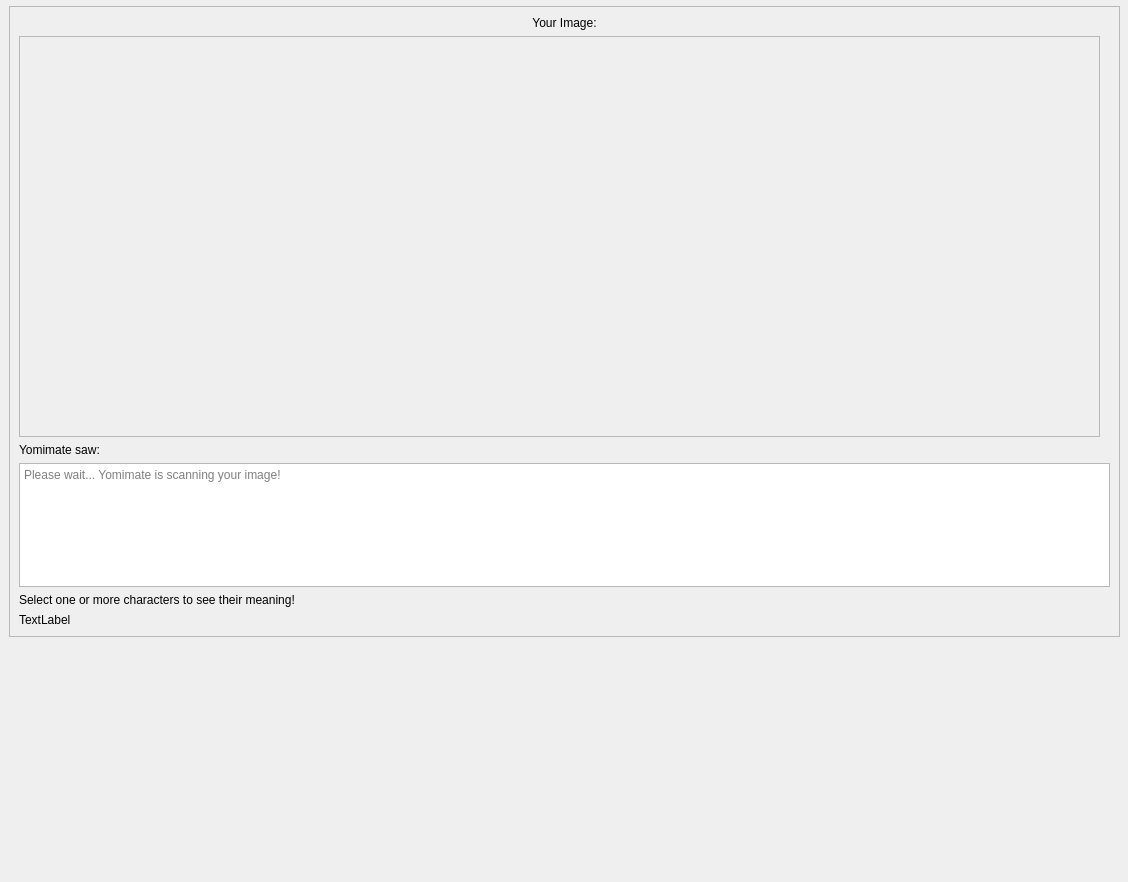
Before: the Qt Designer form templates/ocr.ui in siepenmaru/yomimate, drawn with Qt 5.
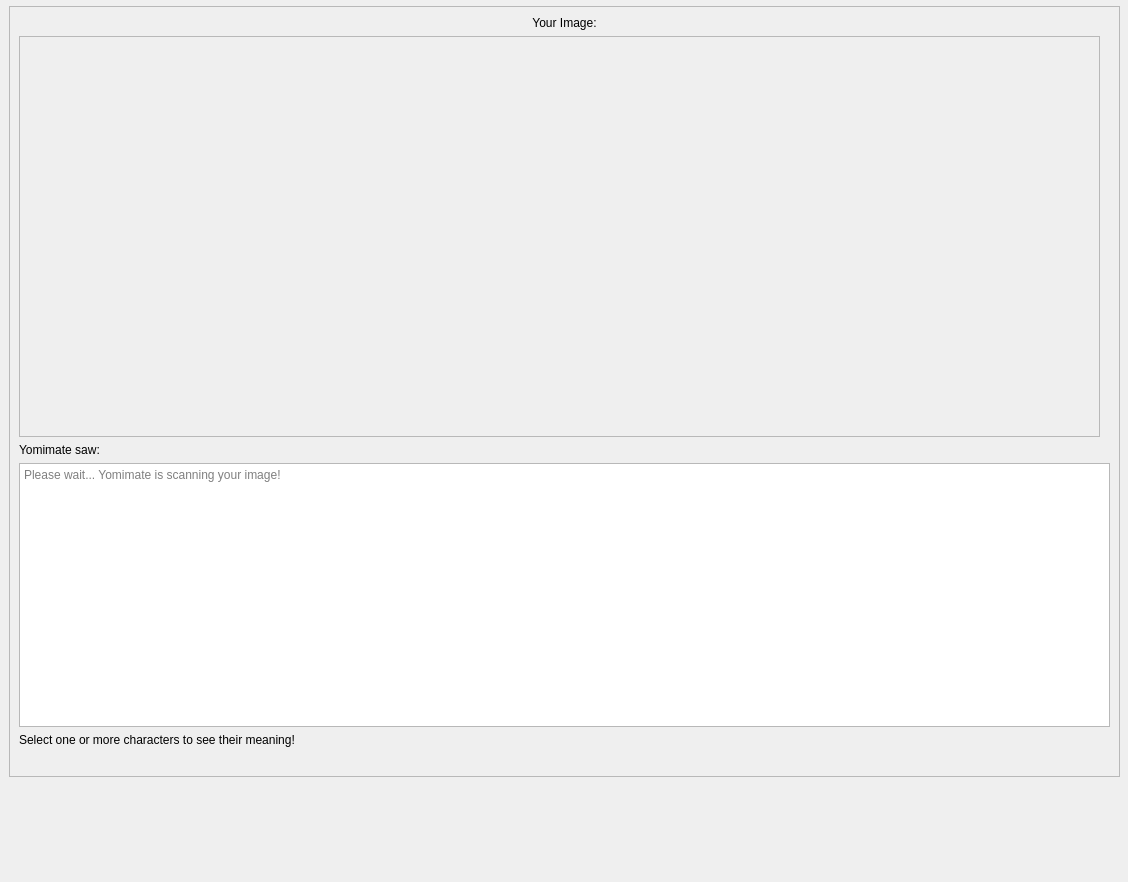
After: the same form once the commit is applied. Icons and pictures are not drawn.

Commit message: feat: display dictionary entries from selected text

Patch:
```diff
--- a/templates/ocr.ui
+++ b/templates/ocr.ui
@@ -19,7 +19,7 @@
      <x>9</x>
      <y>6</y>
      <width>1111</width>
-     <height>631</height>
+     <height>771</height>
     </rect>
    </property>
    <property name="sizePolicy">
@@ -43,7 +43,7 @@
       <x>0</x>
       <y>0</y>
       <width>1107</width>
-      <height>627</height>
+      <height>767</height>
      </rect>
     </property>
     <layout class="QGridLayout" name="gridLayout">
@@ -143,7 +143,7 @@
      <item row="5" column="0">
       <widget class="QLabel" name="translation">
        <property name="text">
-        <string>TextLabel</string>
+        <string/>
        </property>
       </widget>
      </item>
```
The commit also changes 1 other file.
